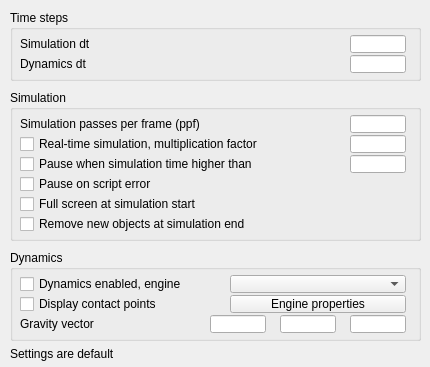
Above: ui/qdlgsimulation.ui from CoppeliaRobotics/coppeliaSimLib before the change. Below: the same form after it.
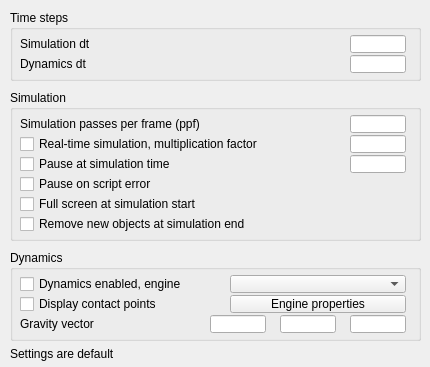
That is the form after the change.

Commit message: pause in current simulation step

Diff of the .ui file:
```diff
--- a/ui/qdlgsimulation.ui
+++ b/ui/qdlgsimulation.ui
@@ -259,7 +259,7 @@
      <enum>Qt::StrongFocus</enum>
     </property>
     <property name="text">
-     <string>Pause when simulation time higher than</string>
+     <string>Pause at simulation time</string>
     </property>
    </widget>
    <widget class="QCheckBox" name="qqPauseOnScriptError">
```
The commit also changes 6 other files.
